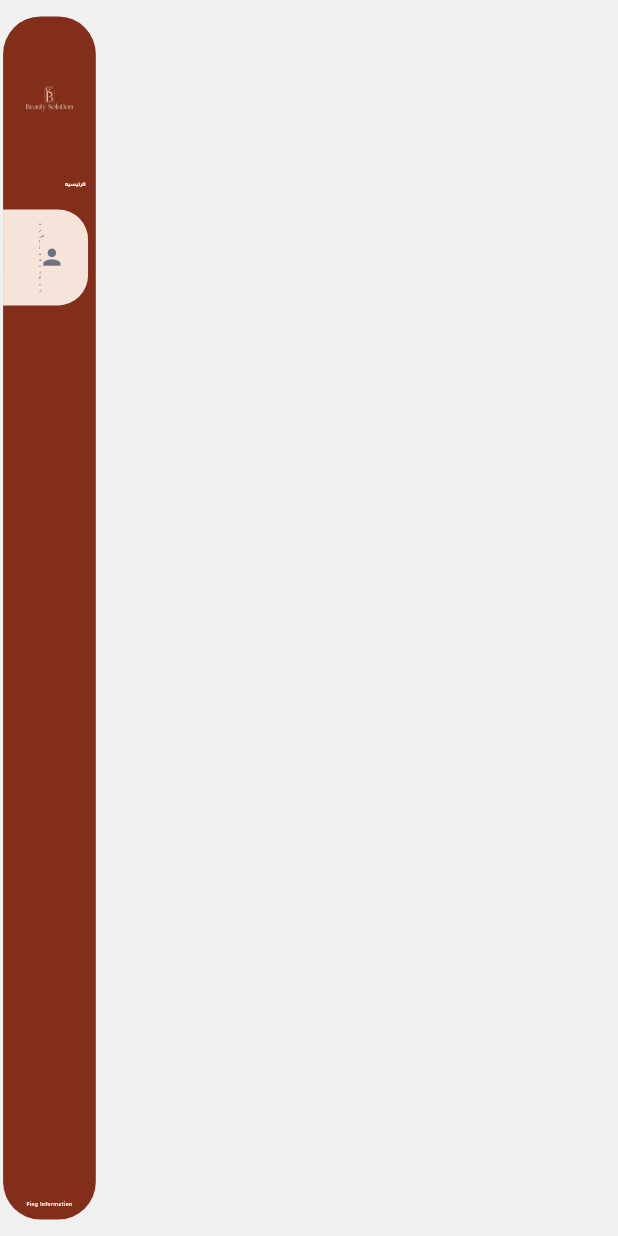
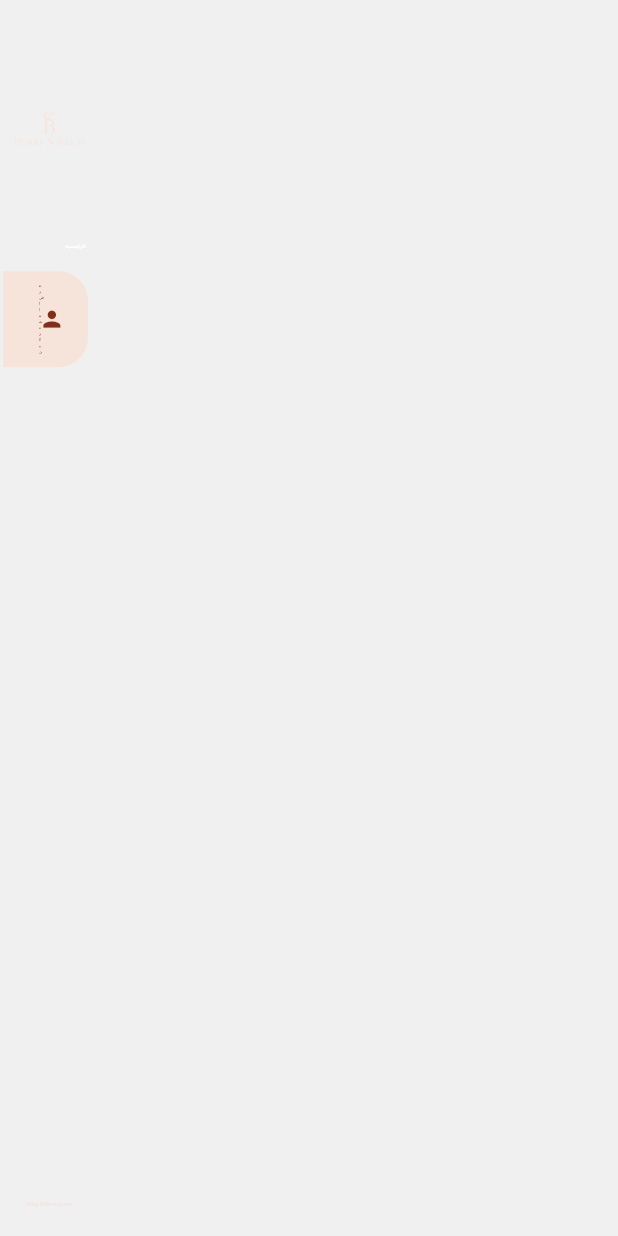
Before and after one commit to AhmedHussein22/beauty_station_web, a Flutter app: the DrawerWidget widget shown alone on an empty page, opened directly, on a phone screen of 412 x 824 dp. Run offline on Flutter 3.47's test engine with Material 3 defaults, Android fonts, the phone set to English and light mode, and no system bars; our stand-ins replace beamer, flutter_screenutil, get, syncfusion_flutter_charts; missing offline and left inert: any_link_preview, dart:html; network calls fail; statements that could not run were skipped.

Commit message:
chang colors

```diff
--- a/lib/features/main_page/views/widgets/count_widget.dart
+++ b/lib/features/main_page/views/widgets/count_widget.dart
@@ -60,7 +60,7 @@ class CountWidget extends StatelessWidget {
               radius: 30,
               child: Icon(
                 Icons.people,
-                color: ColorManager.neutral600,
+                color: ColorManager.mainColor,
                 size: 40,
               ))
         ],
--- a/lib/features/main_page/views/widgets/drawer.dart
+++ b/lib/features/main_page/views/widgets/drawer.dart
@@ -15,7 +15,7 @@ class DrawerWidget extends StatelessWidget {
         height: 1.5.sh,
         width: 0.15.sw,
         decoration: BoxDecoration(
-          color: ColorManager.mainColor,
+          color: ColorManager.w,
           borderRadius: BorderRadius.circular(25),
         ),
         child: Column(
@@ -35,8 +35,8 @@ class DrawerWidget extends StatelessWidget {
                 // 20.horizontalSpace,
                 Image.asset(
                   ImageAssets.logo1,
-                  height: 120.h,
-                  width: 120.w,
+                  height: 180.h,
+                  width: 180.w,
                   color: ColorManager.secondaryColor,
                   fit: BoxFit.contain,
                 ),
@@ -66,12 +66,12 @@ class DrawerWidget extends StatelessWidget {
                     leading: Icon(
                       Icons.person,
                       size: 25.h,
-                      color: ColorManager.neutral600,
+                      color: ColorManager.mainColor,
                     ),
                     title: Text(
                       'عرض المشتركين',
                       style: TextStyle(
-                        color: ColorManager.neutral600,
+                        color: ColorManager.mainColor,
                         fontSize: 12.sp,
                         fontWeight: FontWeightManager.semiBold,
                       ),
--- a/lib/features/main_page/views/widgets/header.dart
+++ b/lib/features/main_page/views/widgets/header.dart
@@ -1,4 +1,5 @@
 import 'package:beamer/beamer.dart';
+import 'package:beauty_solution_web/resource/assets_manager.dart';
 import 'package:beauty_solution_web/resource/color_manager.dart';
 import 'package:beauty_solution_web/utils/app_utils/extentions.dart';
 import 'package:flutter/material.dart';
@@ -32,7 +33,7 @@ class Header extends StatelessWidget {
                     size: 25.sp,
                   ),
                 )
-              : const SizedBox(),
+              : Image.asset(ImageAssets.logo2),
           InkWell(
               onTap: () {
                 context.beamToReplacementNamed('/Login');
@@ -46,6 +47,6 @@ class Header extends StatelessWidget {
               ))
         ],
       ).horizontalPadding(30).verticalPadding(16),
-    ).verticalPadding(16);
+    ).horizontalPadding(secPage ? 24 : 0).verticalPadding(26);
   }
 }
--- a/lib/resource/assets_manager.dart
+++ b/lib/resource/assets_manager.dart
@@ -8,6 +8,7 @@ class ImageAssets {
   //svg
   static const String logo = "$imagePath/Beauty-Station-LOGO.png";
   static const String logo1 = "$imagePath/Beauty-Station-LOGO 1.png";
+  static const String logo2 = "$imagePath/Beauty-Station-LOGO-2.png";
   static const String defualtAvtar = "$imagePath/avtar.png";
 }
 
```
Also changed, not shown: assets/images/Beauty-Station-LOGO-2.png (added).
